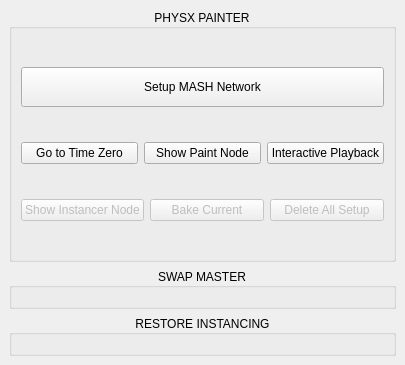
Qt form src/gui/app/setDressMaster/ui.ui (mushogenshin/mk_dcc) before a commit.
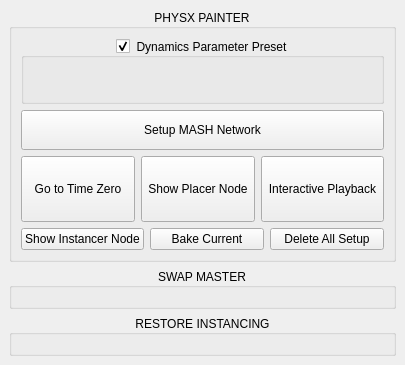
The same form after that commit.

Commit message: Added logic for tweaking dynamic params from UI, also for deleting setup

Diff of the .ui file:
```diff
--- a/src/gui/app/setDressMaster/ui.ui
+++ b/src/gui/app/setDressMaster/ui.ui
@@ -40,7 +40,21 @@
         <layout class="QGridLayout" name="phys_painter_load_selection_grid_layout"/>
        </item>
        <item>
-        <widget class="QPushButton" name="setup_mash_network_btn">
+        <widget class="QGroupBox" name="PP_dyn_parms_child_group_box">
+         <property name="title">
+          <string>Dynamics Parameter Preset</string>
+         </property>
+         <property name="alignment">
+          <set>Qt::AlignCenter</set>
+         </property>
+         <property name="checkable">
+          <bool>true</bool>
+         </property>
+         <layout class="QGridLayout" name="phys_painter_dynamic_parameters_grid_layout"/>
+        </widget>
+       </item>
+       <item>
+        <widget class="QPushButton" name="PP_setup_mash_network_btn">
          <property name="minimumSize">
           <size>
            <width>0</width>
@@ -55,24 +69,51 @@
        <item>
         <layout class="QHBoxLayout" name="horizontalLayout_2">
          <item>
-          <widget class="QPushButton" name="reset_playback_btn">
+          <widget class="QToolButton" name="PP_reset_playback_btn">
+           <property name="sizePolicy">
+            <sizepolicy hsizetype="Preferred" vsizetype="Preferred">
+             <horstretch>0</horstretch>
+             <verstretch>0</verstretch>
+            </sizepolicy>
+           </property>
            <property name="text">
             <string>Go to Time Zero</string>
            </property>
+           <property name="toolButtonStyle">
+            <enum>Qt::ToolButtonTextUnderIcon</enum>
+           </property>
           </widget>
          </item>
          <item>
-          <widget class="QPushButton" name="show_paint_node_btn">
+          <widget class="QToolButton" name="PP_show_paint_node_btn">
+           <property name="sizePolicy">
+            <sizepolicy hsizetype="Preferred" vsizetype="Preferred">
+             <horstretch>0</horstretch>
+             <verstretch>0</verstretch>
+            </sizepolicy>
+           </property>
            <property name="text">
-            <string>Show Paint Node</string>
+            <string>Show Placer Node</string>
+           </property>
+           <property name="toolButtonStyle">
+            <enum>Qt::ToolButtonTextUnderIcon</enum>
            </property>
           </widget>
          </item>
          <item>
-          <widget class="QPushButton" name="toggle_interactive_playback_btn">
+          <widget class="QToolButton" name="PP_toggle_interactive_playback_btn">
+           <property name="sizePolicy">
+            <sizepolicy hsizetype="Preferred" vsizetype="Preferred">
+             <horstretch>0</horstretch>
+             <verstretch>0</verstretch>
+            </sizepolicy>
+           </property>
            <property name="text">
             <string>Interactive Playback</string>
            </property>
+           <property name="toolButtonStyle">
+            <enum>Qt::ToolButtonTextUnderIcon</enum>
+           </property>
           </widget>
          </item>
         </layout>
@@ -82,7 +123,7 @@
          <item>
           <widget class="QPushButton" name="pushButton">
            <property name="enabled">
-            <bool>false</bool>
+            <bool>true</bool>
            </property>
            <property name="text">
             <string>Show Instancer Node</string>
@@ -92,7 +133,7 @@
          <item>
           <widget class="QPushButton" name="pushButton_2">
            <property name="enabled">
-            <bool>false</bool>
+            <bool>true</bool>
            </property>
            <property name="text">
             <string>Bake Current</string>
@@ -102,7 +143,7 @@
          <item>
           <widget class="QPushButton" name="pushButton_3">
            <property name="enabled">
-            <bool>false</bool>
+            <bool>true</bool>
            </property>
            <property name="text">
             <string>Delete All Setup</string>
```
Left out of the diff: 6 changed lines with no effect on the pictures. The commit also changes 10 other files.
